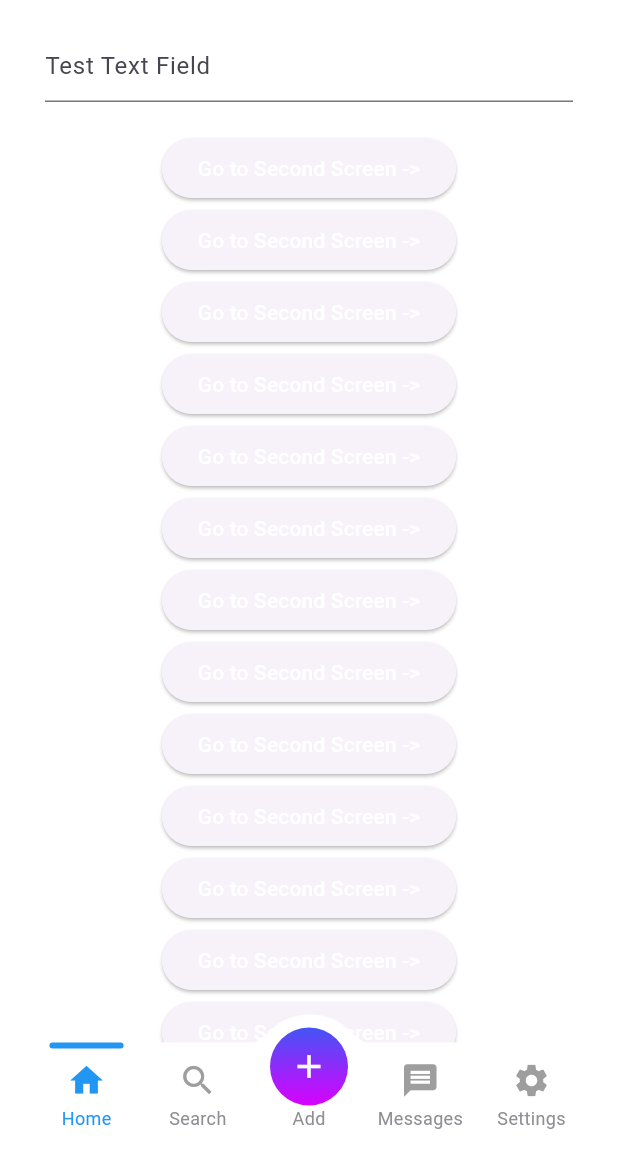
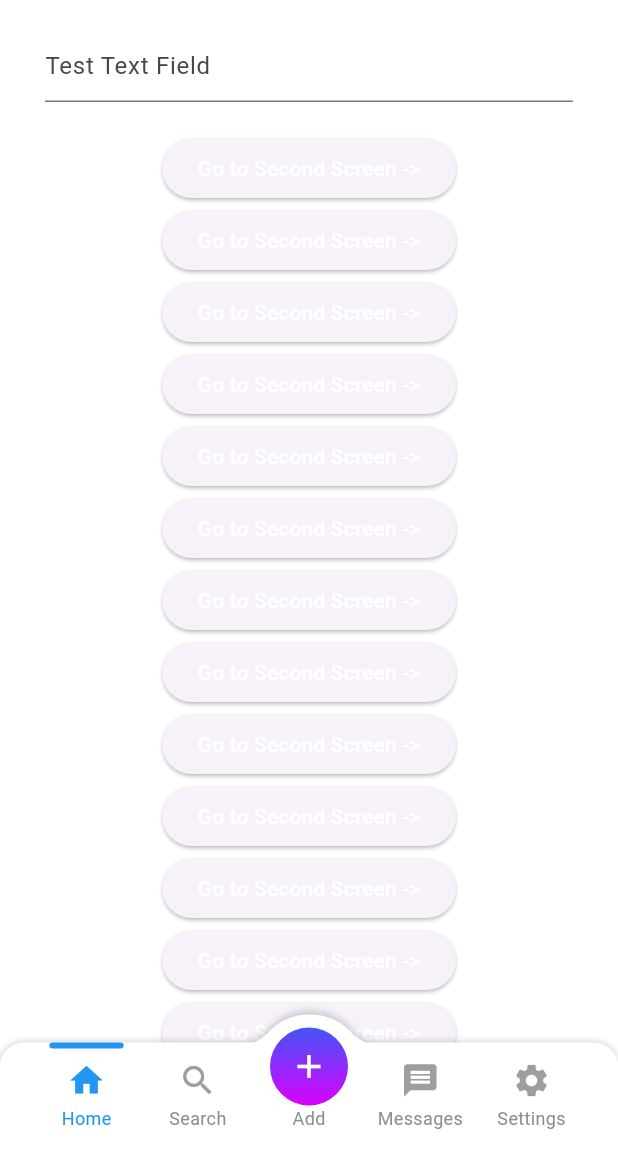
Before and after one commit to uitdevpro1999/persistent_bottom_nav_bar_v2, a Flutter app: the screen it shows after launch, after a tap on "Built-in style example", on a phone screen of 412 x 824 dp, the part 84-1236 px from its top. Run offline on Flutter 3.47's test engine with Material 3 defaults, Android fonts, the phone set to English and light mode, and no system bars.

Commit message:
udate shadow 3.0

```diff
--- a/lib/nav-bar-styles/style-3-bottom-nav-bar.widget.dart
+++ b/lib/nav-bar-styles/style-3-bottom-nav-bar.widget.dart
@@ -470,7 +470,7 @@ class RPSCustomPainterBlur extends CustomPainter {
     path_0.close();
 
     Paint paint_0_fill = Paint()..style = PaintingStyle.fill;
-    paint_0_fill.color = Colors.black.withOpacity(0.0);
+    paint_0_fill.color = Colors.black.withOpacity(0.15);
     canvas.drawPath(
         path_0,
         paint_0_fill
```
